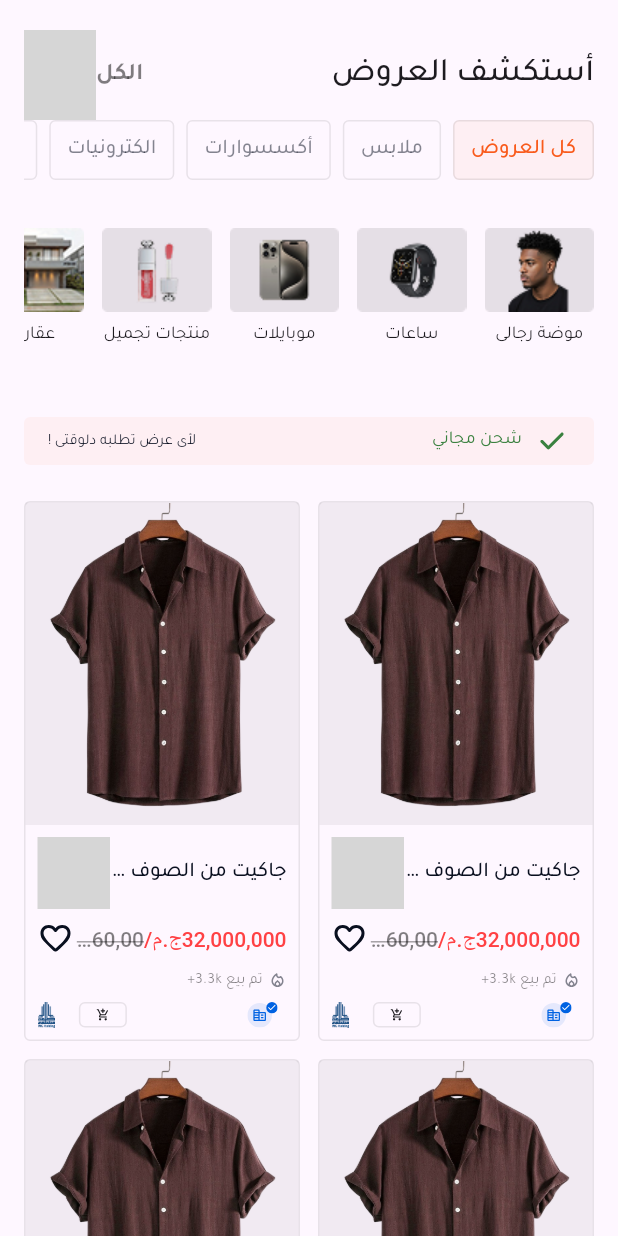
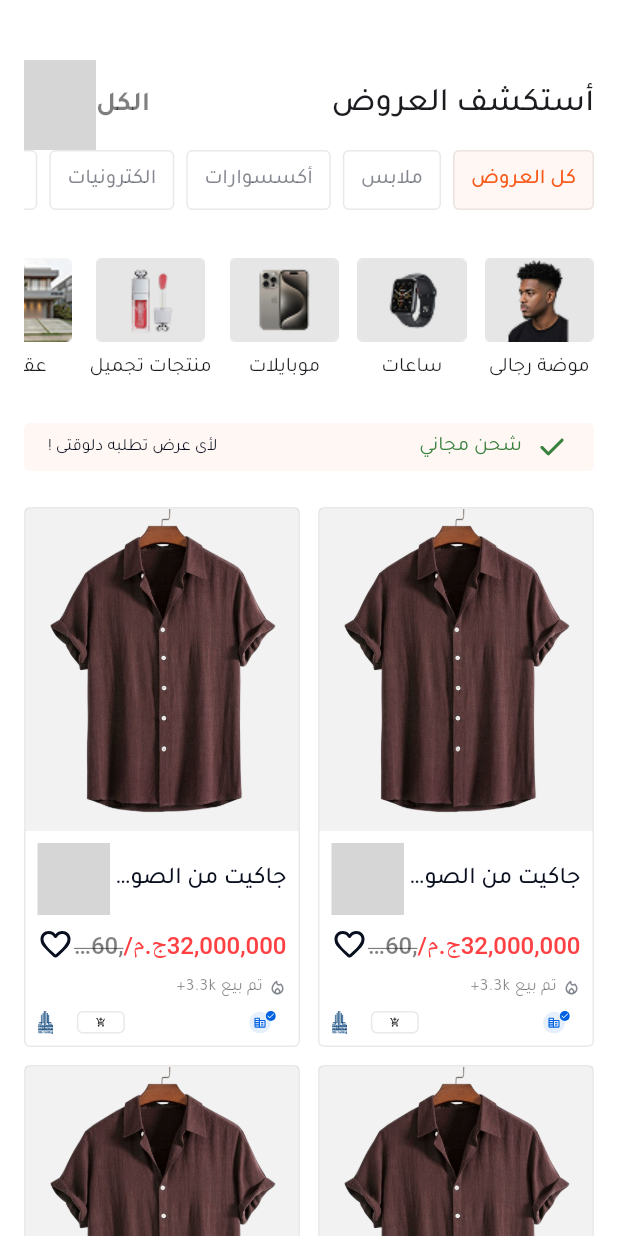
Before and after one commit to MoazSalem/MoazSalem-flutter-task, a Flutter app: the screen it shows after launch, on a phone screen of 412 x 824 dp. Run offline on Flutter 3.47's test engine with Material 3 defaults, Android fonts, the phone set to English and light mode, and no system bars; our stand-ins replace flutter_screenutil, flutter_svg; grey boxes are pictures that could not be loaded.

Commit message:
Screenutil for better text scaling with the figma design values and some spacing improvments

```diff
--- a/lib/core/constants/sizes.dart
+++ b/lib/core/constants/sizes.dart
@@ -1,3 +1,5 @@
+import 'package:flutter_screenutil/flutter_screenutil.dart';
+
 class AppSizes {
   // prevent instantiation
   AppSizes._();
@@ -7,13 +9,15 @@ class AppSizes {
   static const double padding12 = 12;
   static const double padding = 16;
   static const double padding20 = 20;
+  static const double padding40 = 40;
   static const double smallRoundedCorner = 4;
   static const double borderWidth = 1;
-  static const double toolbarHeight = 80;
+  static const double toolbarHeight = 100;
   static const double categoryBarHeight = 40;
   static const double categoryBarPadding = 8;
   static const double subcategoryBarHeight = 86;
-  static const double subcategoryBarPadding = 32;
+  static const double subcategoryBarTopPadding = 32;
+  static const double subcategoryBarBottomPadding = 16;
   static const double subcategoryWidgetHeight = 56;
   static const double subcategoryWidgetWidth = 73;
   static const double freeShippingBannerHeight = 32;
@@ -24,9 +28,10 @@ class AppSizes {
   static const double adWidgetSellerIconHeight = 22;
   static const double iconWidth = 20;
   static const double iconLarge = 64;
-  static const double font10 = 10;
-  static const double font12 = 12;
-  static const double font14 = 14;
-  static const double font16 = 16;
-  static const double font18 = 18;
+
+  static double get font10 => 10.sp;
+  static double get font12 => 12.sp;
+  static double get font14 => 14.sp;
+  static double get font16 => 16.sp;
+  static double get font18 => 18.sp;
 }
--- a/lib/core/constants/theme.dart
+++ b/lib/core/constants/theme.dart
@@ -17,6 +17,7 @@ class AppTheme {
       tertiary: Color(0xFF0062E2),
       tertiaryFixed: Color(0xFF3A813F),
       outline: Color(0x16000000),
+      surface: Color(0xffffffff),
     ),
     fontFamily: 'Tajawal',
   );
--- a/lib/features/home/presentation/widgets/home_screen_app_bar.dart
+++ b/lib/features/home/presentation/widgets/home_screen_app_bar.dart
@@ -13,7 +13,7 @@ class HomeScreenAppBar extends StatelessWidget {
     return SliverAppBar(
       toolbarHeight: AppSizes.toolbarHeight,
       title: Padding(
-        padding: const EdgeInsets.only(top: AppSizes.padding20),
+        padding: const EdgeInsets.only(top: AppSizes.padding40),
         child: Text(
           locale.explore_deals,
           style: TextStyle(fontWeight: FontWeight.w500),
@@ -45,7 +45,7 @@ class HomeScreenAppBar extends StatelessWidget {
         ),
       ],
       actionsPadding: const EdgeInsetsGeometry.directional(
-        top: AppSizes.padding20,
+        top: AppSizes.padding40,
         end: AppSizes.padding,
       ),
     );
--- a/lib/features/home/presentation/widgets/subcategories_list_bar.dart
+++ b/lib/features/home/presentation/widgets/subcategories_list_bar.dart
@@ -18,8 +18,9 @@ class SubcategoriesListBar extends StatelessWidget {
   @override
   Widget build(BuildContext context) {
     return SliverPadding(
-      padding: const EdgeInsets.symmetric(
-        vertical: AppSizes.subcategoryBarPadding,
+      padding: const EdgeInsets.only(
+        top: AppSizes.subcategoryBarTopPadding,
+        bottom: AppSizes.subcategoryBarBottomPadding,
       ),
       sliver: HorizontalScrollBar(
         height: AppSizes.subcategoryBarHeight,
--- a/lib/main.dart
+++ b/lib/main.dart
@@ -1,6 +1,7 @@
 import 'package:flutter/material.dart';
+import 'package:flutter_screenutil/flutter_screenutil.dart';
 import 'package:otex/app/app.dart';
 
 void main() {
-  runApp(const App());
+  runApp(ScreenUtilInit(designSize: const Size(360, 690), child: const App()));
 }
--- a/pubspec.yaml
+++ b/pubspec.yaml
@@ -39,6 +39,7 @@ dependencies:
   equatable: ^2.0.5
   sqflite: ^2.4.2
   flutter_svg: ^2.2.1
+  flutter_screenutil: ^5.9.3
 
 dev_dependencies:
   flutter_test:
```
Also changed, not shown: pubspec.lock.
